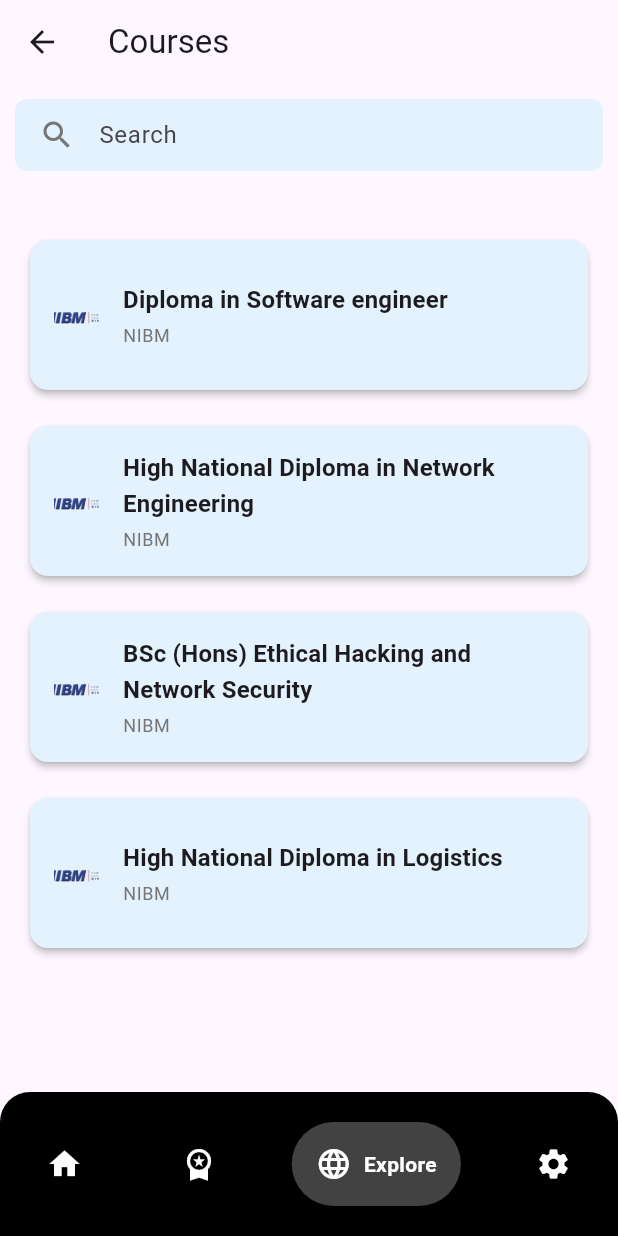
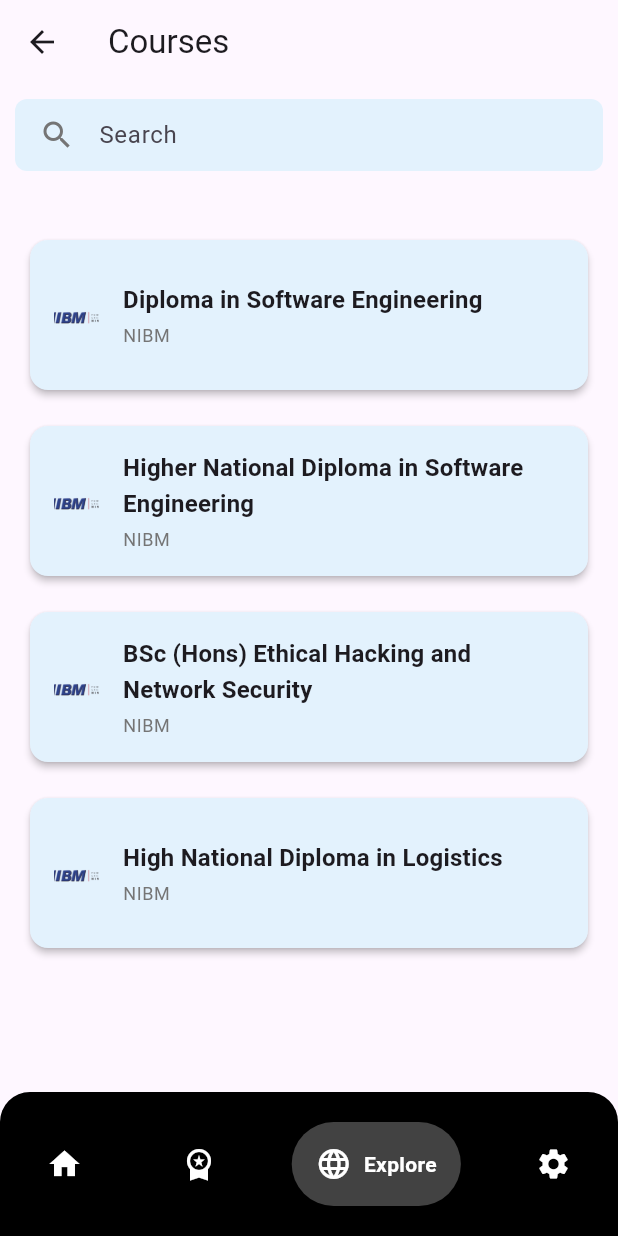
Before and after one commit to AdithyaSean/next-step-flutter, a Flutter app: the CoursesScreen screen opened directly, on a phone screen of 412 x 824 dp. Run offline on Flutter 3.47's test engine with Material 3 defaults, Android fonts, the phone set to English and light mode, and no system bars; drawn by our look-alikes of google_nav_bar; our stand-ins replace get, shared_preferences; accounts and stored records are empty.

Commit message:
Add url_launcher dependency and update platform-specific registrations; change base URLs for development

```diff
--- a/devtools_options.yaml
+++ b/devtools_options.yaml
@@ -1,3 +1,4 @@
 description: This file stores settings for Dart & Flutter DevTools.
 documentation: https://docs.flutter.dev/tools/devtools/extensions#configure-extension-enablement-states
 extensions:
+  - shared_preferences: true
--- a/lib/screens/courses.dart
+++ b/lib/screens/courses.dart
@@ -1,5 +1,6 @@
 import 'package:flutter/material.dart';
 import 'package:next_step/widgets/nav_bar.dart';
+import 'package:url_launcher/url_launcher.dart';
 
 class CoursesScreen extends StatelessWidget {
   CoursesScreen({super.key});
@@ -47,7 +48,8 @@
                 childAspectRatio: 2.5,
               ),
               itemCount: courses.length,
-              itemBuilder: (context, index) => buildCourseCard(context, courses[index]),
+              itemBuilder: (context, index) =>
+                  buildCourseCard(context, courses[index]),
             ),
           ),
         ],
@@ -71,7 +73,8 @@
                 childAspectRatio: 2.0,
               ),
               itemCount: courses.length,
-              itemBuilder: (context, index) => buildCourseCard(context, courses[index]),
+              itemBuilder: (context, index) =>
+                  buildCourseCard(context, courses[index]),
             ),
           ),
         ],
@@ -126,8 +129,24 @@
         borderRadius: BorderRadius.circular(12),
       ),
       child: InkWell(
-        onTap: () {
-          // Handle course selection
+        onTap: () async {
+          if (course['url'] != null && course['url']!.isNotEmpty) {
+            final Uri url = Uri.parse(course['url']!);
+            if (await canLaunchUrl(url)) {
+              await launchUrl(
+                url,
+                mode: LaunchMode.externalApplication, // Add this line
+              );
+            } else {
+              if (context.mounted) {
+                ScaffoldMessenger.of(context).showSnackBar(
+                  const SnackBar(
+                    content: Text('Could not launch course URL'),
+                  ),
+                );
+              }
+            }
+          }
         },
         borderRadius: BorderRadius.circular(12),
         child: Container(
@@ -162,8 +181,8 @@
                     Text(
                       course['name']!,
                       style: Theme.of(context).textTheme.titleMedium?.copyWith(
-                        fontWeight: FontWeight.bold,
-                      ),
+                            fontWeight: FontWeight.bold,
+                          ),
                       maxLines: 2,
                       overflow: TextOverflow.ellipsis,
                     ),
@@ -171,8 +190,8 @@
                     Text(
                       'NIBM',
                       style: Theme.of(context).textTheme.bodySmall?.copyWith(
-                        color: Colors.grey[600],
-                      ),
+                            color: Colors.grey[600],
+                          ),
                     ),
                   ],
                 ),
@@ -185,9 +204,23 @@
   }
 
   final List<Map<String, String>> courses = [
-    {'name': 'Diploma in Software engineer'},
-    {'name': 'High National Diploma in Network Engineering'},
-    {'name': 'BSc (Hons) Ethical Hacking and Network Security'},
-    {'name': 'High National Diploma in Logistics'},
+    {
+      'name': 'Diploma in Software Engineering',
+      'url': 'https://nibm.lk/course/diploma-in-software-engineering-full-time'
+    },
+    {
+      'name': 'Higher National Diploma in Software Engineering',
+      'url':
+          'https://nibm.lk/course/higher-national-diploma-in-software-engineering-full-time'
+    },
+    {
+      'name': 'BSc (Hons) Ethical Hacking and Network Security',
+      'url':
+          'https://nibm.lk/course/bsc-hons-ethical-hacking-and-network-security'
+    },
+    {
+      'name': 'High National Diploma in Logistics',
+      'url': '' // Add URL when available
+    },
   ];
 }
--- a/lib/services/auth_service.dart
+++ b/lib/services/auth_service.dart
@@ -7,7 +7,7 @@
 import 'package:next_step/services/student_service.dart';
 
 class AuthService {
-  static const String baseUrl = 'http://localhost:8080';
+  static const String baseUrl = 'http://10.0.2.2:8080';
   static const String uuidKey = 'UUID';
   final http.Client client;
   final bool isTest;
--- a/lib/services/student_service.dart
+++ b/lib/services/student_service.dart
@@ -7,7 +7,7 @@
 import 'dart:convert';
 
 class StudentService extends GetxService {
-  static const String _baseUrl = 'http://localhost:8080';
+  static const String _baseUrl = 'http://10.0.2.2:8080';
   static const String _studentsEndpoint = '/students';
   final _isInitialized = false.obs;
   final _isServerAvailable = true.obs;
--- a/pubspec.yaml
+++ b/pubspec.yaml
@@ -38,6 +38,7 @@
   shared_preferences: ^2.2.2
   flutter_secure_storage: ^9.0.0
   intl: ^0.20.2
+  url_launcher: ^6.1.14
 
 dev_dependencies:
   flutter_test:
```
Also changed, not shown: pubspec.lock, 8 other files.
